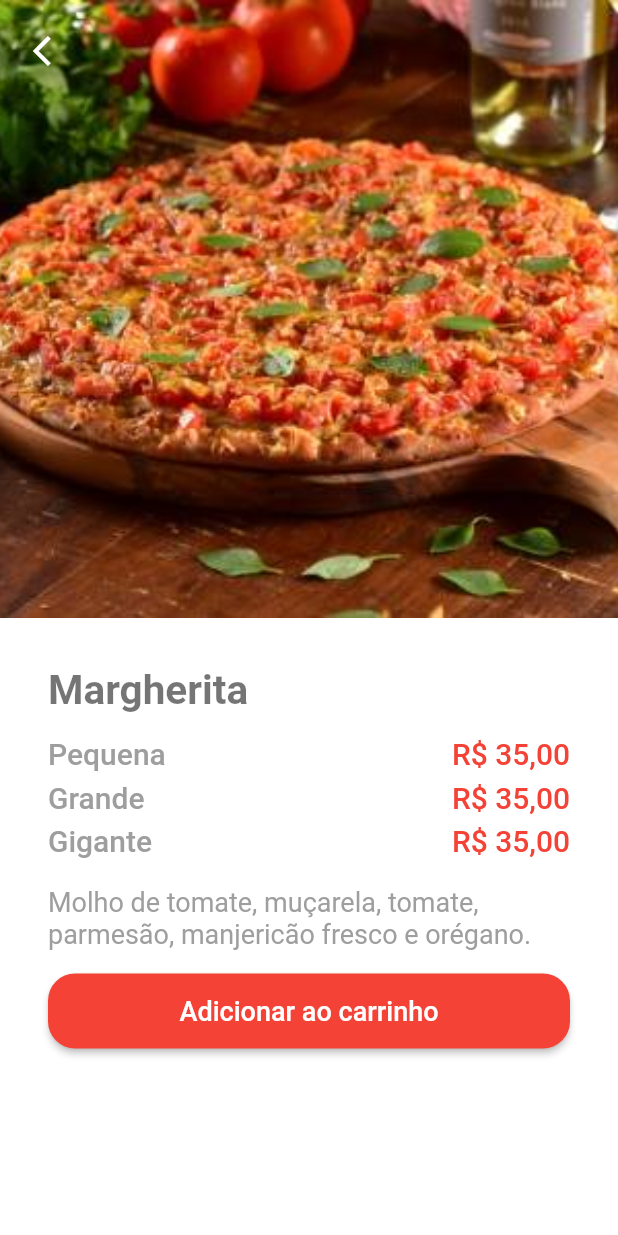
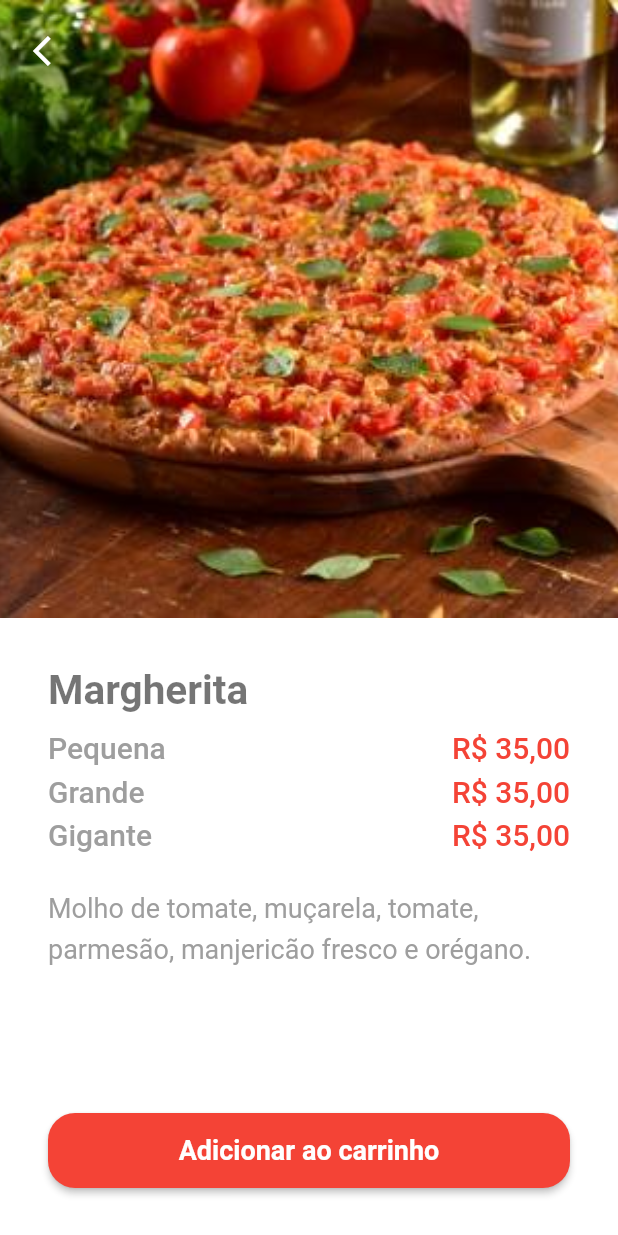
Before and after one commit to abrunaanunes/pizzaria-flutter, a Flutter app: the HomePage screen opened directly, after a tap on "Margherita", on a phone screen of 412 x 824 dp. Run offline on Flutter 3.47's test engine with Material 2 defaults, Android fonts, the phone set to English and light mode, and no system bars; our stand-ins replace badges, mask_text_input_formatter.

Commit message:
Página de produto WIP

```diff
--- a/lib/src/pages/product/components/price_tile.dart
+++ b/lib/src/pages/product/components/price_tile.dart
@@ -10,7 +10,7 @@ class PriceTile extends StatelessWidget {
   @override
   Widget build(BuildContext context) {
     return Padding(
-      padding: const EdgeInsets.only(top: 12),
+      padding: const EdgeInsets.only(top: 8),
       child: Column(
         children: [
           Padding(
--- a/lib/src/pages/product/product_page.dart
+++ b/lib/src/pages/product/product_page.dart
@@ -12,11 +12,7 @@ class ProductPage extends StatelessWidget {
     return Scaffold(
         body: Stack(
       children: [
-        SingleChildScrollView(
-          child: SizedBox(
-            height: size.height,
-            width: size.width,
-            child: Column(
+        Column(
           children: [
             Expanded(
               child: Container(
@@ -60,13 +56,18 @@ class ProductPage extends StatelessWidget {
                       // Tamanhos e preços
                       PriceTile(product: product),
                       // Descrição
-                          Padding(
-                            padding: const EdgeInsets.symmetric(vertical: 16),
+                      Expanded(
+                        child: Padding(
+                          padding: const EdgeInsets.symmetric(vertical: 20),
+                          child: SingleChildScrollView(
                             child: Text(
                               product.description,
                               style: const TextStyle(
                                 fontSize: 18,
+                                height: 1.5,
                                 color: Colors.grey,
+                              ),
+                            ),
                           ),
                         ),
                       ),
@@ -84,6 +85,7 @@ class ProductPage extends StatelessWidget {
                             "Adicionar ao carrinho",
                             style: TextStyle(
                               fontSize: 18,
+                              fontWeight: FontWeight.bold,
                             ),
                           ),
                         ),
@@ -92,8 +94,6 @@ class ProductPage extends StatelessWidget {
               ),
             )
           ],
-            ),
-          ),
         ),
         Positioned(
           left: 10,
--- a/lib/src/repositories/pizza_repository.dart
+++ b/lib/src/repositories/pizza_repository.dart
@@ -5,8 +5,7 @@ Product pizza1 = Product(
   name: 'Alho e Oléo',
   imgUrl: 'assets/images/alho_e_oleo.jpg',
   price: Price(small: 0, large: 0, extraLarge: 0),
-  description:
-      'Molho de tomate, muçarela, alho e óleo e orégano.Molho de tomate, muçarela, alho e óleo e orégano.Molho de tomate, muçarela, alho e óleo e orégano.Molho de tomate, muçarela, alho e óleo e orégano.Molho de tomate, muçarela, alho e óleo e orégano.Molho de tomate, muçarela, alho e óleo e orégano.Molho de tomate, muçarela, alho e óleo e orégano.',
+  description: 'Molho de tomate, muçarela, alho e óleo e orégano.',
 );
 
 // Product pizza2 = Product(
```
Lines whose indentation alone changed are shown as unchanged.
